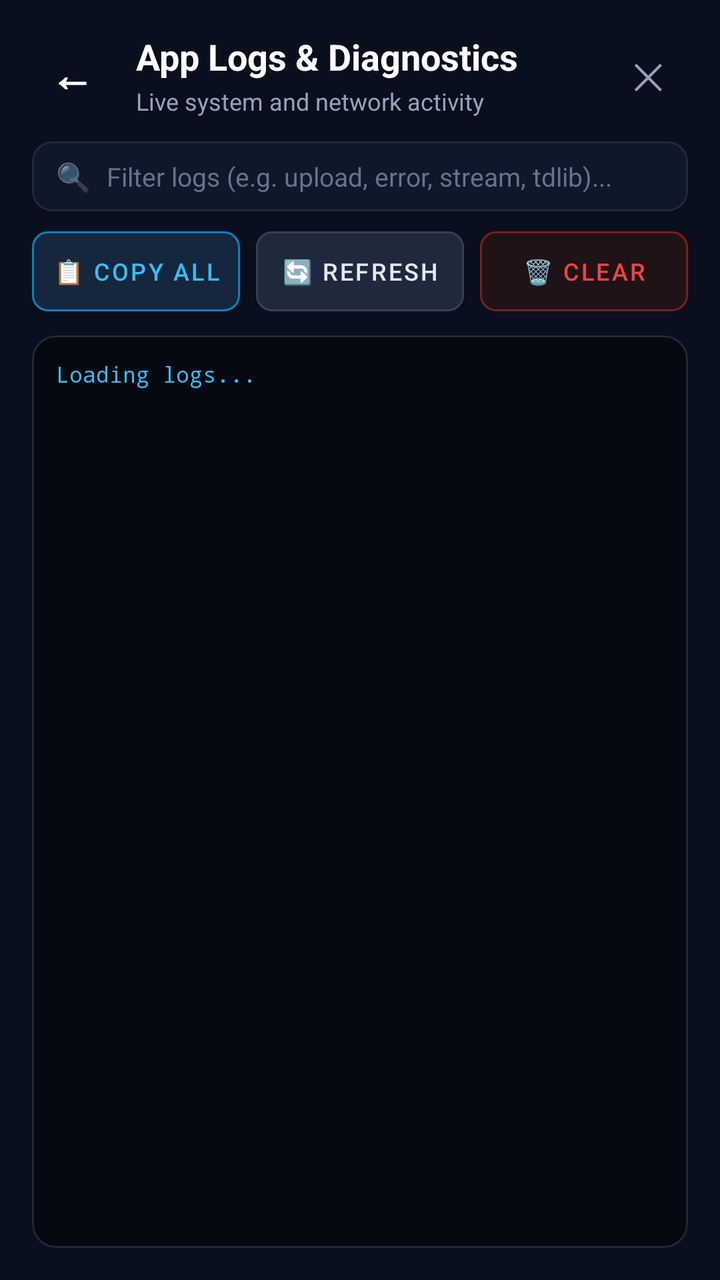
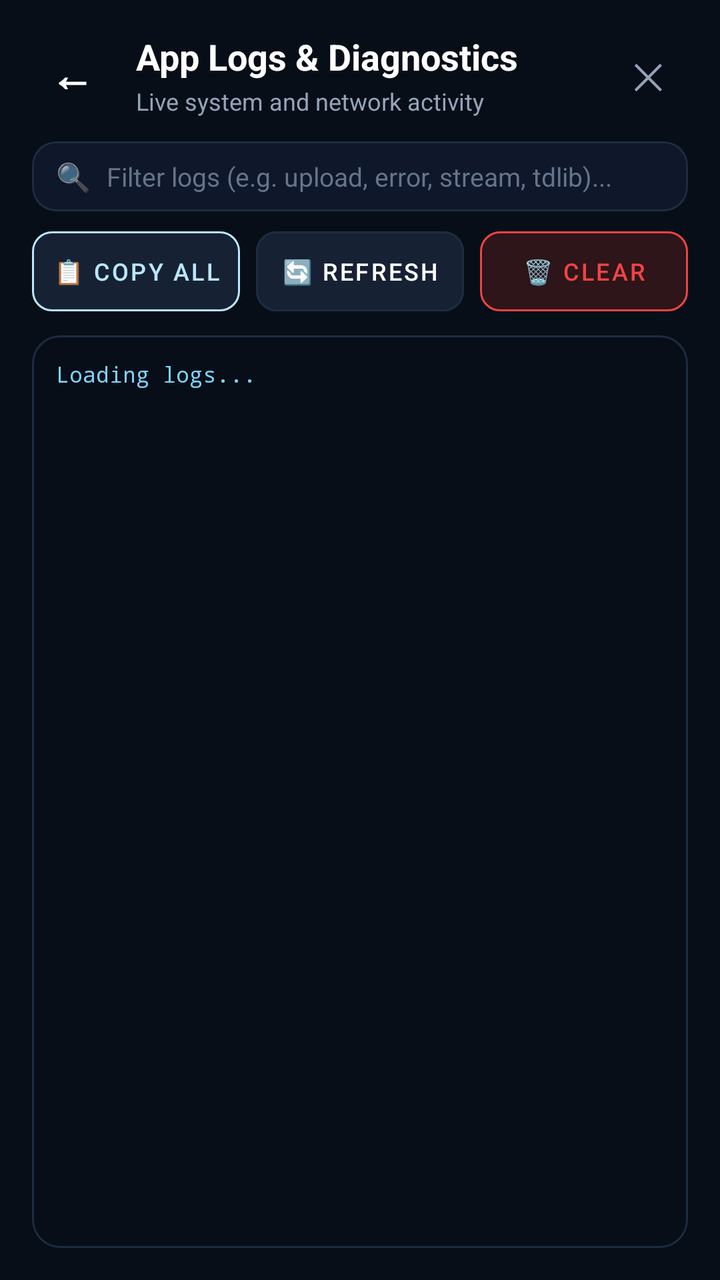

Screens rendered from an Android XML layout before and after an edit, with the pre-edit source and the edit as a unified diff.
<!-- AndroidManifest.xml: application theme Theme.CloudVault -->
<!-- res/layout/dialog_app_logs.xml -->
<?xml version="1.0" encoding="utf-8"?>
<LinearLayout xmlns:android="http://schemas.android.com/apk/res/android"
    xmlns:app="http://schemas.android.com/apk/res-auto"
    android:layout_width="match_parent"
    android:layout_height="match_parent"
    android:background="#0A0F1D"
    android:orientation="vertical">

    
    <LinearLayout
        android:layout_width="match_parent"
        android:layout_height="wrap_content"
        android:orientation="horizontal"
        android:gravity="center_vertical"
        android:paddingStart="16dp"
        android:paddingEnd="16dp"
        android:paddingTop="16dp"
        android:paddingBottom="12dp">

        <TextView
            android:id="@+id/btnLogsBack"
            android:layout_width="40dp"
            android:layout_height="40dp"
            android:gravity="center"
            android:text="←"
            android:textColor="#FFFFFF"
            android:textSize="22sp"
            android:textStyle="bold"
            android:background="?attr/selectableItemBackgroundBorderless" />

        <LinearLayout
            android:layout_width="0dp"
            android:layout_height="wrap_content"
            android:layout_weight="1"
            android:layout_marginStart="12dp"
            android:orientation="vertical">

            <TextView
                android:layout_width="wrap_content"
                android:layout_height="wrap_content"
                android:text="App Logs &amp; Diagnostics"
                android:textColor="#FFFFFF"
                android:textSize="18sp"
                android:textStyle="bold" />

            <TextView
                android:id="@+id/tvLogsCount"
                android:layout_width="wrap_content"
                android:layout_height="wrap_content"
                android:layout_marginTop="2dp"
                android:text="Live system and network activity"
                android:textColor="#94A3B8"
                android:textSize="12sp" />
        </LinearLayout>

        <TextView
            android:id="@+id/btnLogsClose"
            android:layout_width="40dp"
            android:layout_height="40dp"
            android:gravity="center"
            android:text="✕"
            android:textColor="#94A3B8"
            android:textSize="18sp"
            android:background="?attr/selectableItemBackgroundBorderless" />
    </LinearLayout>

    
    <LinearLayout
        android:layout_width="match_parent"
        android:layout_height="match_parent"
        android:orientation="vertical"
        android:paddingStart="16dp"
        android:paddingEnd="16dp"
        android:paddingBottom="16dp">

        
        <com.google.android.material.card.MaterialCardView
            android:layout_width="match_parent"
            android:layout_height="wrap_content"
            app:cardCornerRadius="10dp"
            app:cardElevation="0dp"
            app:cardBackgroundColor="#0F172A"
            app:strokeColor="#1E293B"
            app:strokeWidth="1dp">

            <LinearLayout
                android:layout_width="match_parent"
                android:layout_height="wrap_content"
                android:orientation="horizontal"
                android:gravity="center_vertical"
                android:paddingStart="12dp"
                android:paddingEnd="12dp"
                android:paddingTop="8dp"
                android:paddingBottom="8dp">

                <TextView
                    android:layout_width="wrap_content"
                    android:layout_height="wrap_content"
                    android:text="🔍"
                    android:textSize="14sp" />

                <EditText
                    android:id="@+id/etLogSearch"
                    android:layout_width="0dp"
                    android:layout_height="wrap_content"
                    android:layout_weight="1"
                    android:layout_marginStart="8dp"
                    android:background="@null"
                    android:hint="Filter logs (e.g. upload, error, stream, tdlib)..."
                    android:textColor="#FFFFFF"
                    android:textColorHint="#64748B"
                    android:textSize="13sp"
                    android:inputType="text"
                    android:maxLines="1" />

                <TextView
                    android:id="@+id/btnClearFilter"
                    android:layout_width="28dp"
                    android:layout_height="28dp"
                    android:gravity="center"
                    android:text="✕"
                    android:textColor="#64748B"
                    android:textSize="13sp"
                    android:visibility="gone" />
            </LinearLayout>
        </com.google.android.material.card.MaterialCardView>

        
        <LinearLayout
            android:layout_width="match_parent"
            android:layout_height="wrap_content"
            android:layout_marginTop="10dp"
            android:orientation="horizontal"
            android:gravity="center_vertical">

            <com.google.android.material.button.MaterialButton
                android:id="@+id/btnCopyLogs"
                android:layout_width="0dp"
                android:layout_height="40dp"
                android:layout_weight="1"
                android:layout_marginEnd="4dp"
                android:text="📋 Copy All"
                android:textColor="#38BDF8"
                android:textSize="12sp"
                app:backgroundTint="#16263D"
                app:strokeColor="#0284C7"
                app:strokeWidth="1dp"
                app:cornerRadius="8dp"
                android:padding="0dp"
                android:insetTop="0dp"
                android:insetBottom="0dp" />

            <com.google.android.material.button.MaterialButton
                android:id="@+id/btnRefreshLogs"
                android:layout_width="0dp"
                android:layout_height="40dp"
                android:layout_weight="1"
                android:layout_marginStart="4dp"
                android:layout_marginEnd="4dp"
                android:text="🔄 Refresh"
                android:textColor="#E2E8F0"
                android:textSize="12sp"
                app:backgroundTint="#1E293B"
                app:strokeColor="#334155"
                app:strokeWidth="1dp"
                app:cornerRadius="8dp"
                android:padding="0dp"
                android:insetTop="0dp"
                android:insetBottom="0dp" />

            <com.google.android.material.button.MaterialButton
                android:id="@+id/btnClearLogs"
                android:layout_width="0dp"
                android:layout_height="40dp"
                android:layout_weight="1"
                android:layout_marginStart="4dp"
                android:text="🗑️ Clear"
                android:textColor="#EF4444"
                android:textSize="12sp"
                app:backgroundTint="#1F1318"
                app:strokeColor="#7F1D1D"
                app:strokeWidth="1dp"
                app:cornerRadius="8dp"
                android:padding="0dp"
                android:insetTop="0dp"
                android:insetBottom="0dp" />
        </LinearLayout>

        
        <com.google.android.material.card.MaterialCardView
            android:layout_width="match_parent"
            android:layout_height="0dp"
            android:layout_weight="1"
            android:layout_marginTop="12dp"
            app:cardCornerRadius="12dp"
            app:cardElevation="0dp"
            app:cardBackgroundColor="#050811"
            app:strokeColor="#1E293B"
            app:strokeWidth="1dp">

            <FrameLayout
                android:layout_width="match_parent"
                android:layout_height="match_parent"
                android:padding="12dp">

                <ScrollView
                    android:id="@+id/scrollLogs"
                    android:layout_width="match_parent"
                    android:layout_height="match_parent"
                    android:scrollbars="vertical"
                    android:fadeScrollbars="false">

                    <TextView
                        android:id="@+id/tvLogsContent"
                        android:layout_width="match_parent"
                        android:layout_height="wrap_content"
                        android:fontFamily="monospace"
                        android:text="Loading logs..."
                        android:textColor="#38BDF8"
                        android:textSize="11sp"
                        android:lineSpacingExtra="3dp" />
                </ScrollView>

                <TextView
                    android:id="@+id/tvEmptyLogs"
                    android:layout_width="wrap_content"
                    android:layout_height="wrap_content"
                    android:layout_gravity="center"
                    android:gravity="center"
                    android:text="No diagnostic logs recorded yet."
                    android:textColor="#64748B"
                    android:textSize="14sp"
                    android:visibility="gone" />
            </FrameLayout>
        </com.google.android.material.card.MaterialCardView>

    </LinearLayout>

</LinearLayout>
<!-- resources referenced by this layout -->
<resources>
  <style name="Theme.CloudVault" parent="Theme.MaterialComponents.DayNight.NoActionBar">
          <item name="colorPrimary">@color/accent_blue</item>
          <item name="colorSecondary">@color/accent_cyan</item>
          <item name="android:statusBarColor">@color/bg_dark</item>
          <item name="android:windowBackground">@color/bg_dark</item>
      </style>
  <color name="accent_blue">#1976D2</color>
  <color name="accent_cyan">#00B4D8</color>
  <color name="bg_dark">#080E18</color>
</resources>

<!-- the commit's change to res/layout/dialog_app_logs.xml (unified diff, before → after) -->
@@ -3,7 +3,7 @@
     xmlns:app="http://schemas.android.com/apk/res-auto"
     android:layout_width="match_parent"
     android:layout_height="match_parent"
-    android:background="#0A0F1D"
+    android:background="@color/bg_dark"
     android:orientation="vertical">
 
     
@@ -23,7 +23,7 @@
             android:layout_height="40dp"
             android:gravity="center"
             android:text="←"
-            android:textColor="#FFFFFF"
+            android:textColor="@color/text_primary"
             android:textSize="22sp"
             android:textStyle="bold"
             android:background="?attr/selectableItemBackgroundBorderless" />
@@ -39,7 +39,7 @@
                 android:layout_width="wrap_content"
                 android:layout_height="wrap_content"
                 android:text="App Logs &amp; Diagnostics"
-                android:textColor="#FFFFFF"
+                android:textColor="@color/text_primary"
                 android:textSize="18sp"
                 android:textStyle="bold" />
 
@@ -49,7 +49,7 @@
                 android:layout_height="wrap_content"
                 android:layout_marginTop="2dp"
                 android:text="Live system and network activity"
-                android:textColor="#94A3B8"
+                android:textColor="@color/text_secondary"
                 android:textSize="12sp" />
         </LinearLayout>
 
@@ -59,7 +59,7 @@
             android:layout_height="40dp"
             android:gravity="center"
             android:text="✕"
-            android:textColor="#94A3B8"
+            android:textColor="@color/text_secondary"
             android:textSize="18sp"
             android:background="?attr/selectableItemBackgroundBorderless" />
     </LinearLayout>
@@ -77,10 +77,10 @@
         <com.google.android.material.card.MaterialCardView
             android:layout_width="match_parent"
             android:layout_height="wrap_content"
-            app:cardCornerRadius="10dp"
+            app:cardCornerRadius="12dp"
             app:cardElevation="0dp"
-            app:cardBackgroundColor="#0F172A"
-            app:strokeColor="#1E293B"
+            app:cardBackgroundColor="@color/card_bg"
+            app:strokeColor="@color/card_border"
             app:strokeWidth="1dp">
 
             <LinearLayout
@@ -107,8 +107,8 @@
                     android:layout_marginStart="8dp"
                     android:background="@null"
                     android:hint="Filter logs (e.g. upload, error, stream, tdlib)..."
-                    android:textColor="#FFFFFF"
-                    android:textColorHint="#64748B"
+                    android:textColor="@color/text_primary"
+                    android:textColorHint="@color/text_muted"
                     android:textSize="13sp"
                     android:inputType="text"
                     android:maxLines="1" />
@@ -119,7 +119,7 @@
                     android:layout_height="28dp"
                     android:gravity="center"
                     android:text="✕"
-                    android:textColor="#64748B"
+                    android:textColor="@color/text_muted"
                     android:textSize="13sp"
                     android:visibility="gone" />
             </LinearLayout>
@@ -140,12 +140,12 @@
                 android:layout_weight="1"
                 android:layout_marginEnd="4dp"
                 android:text="📋 Copy All"
-                android:textColor="#38BDF8"
+                android:textColor="@color/accent_blue_light"
                 android:textSize="12sp"
-                app:backgroundTint="#16263D"
-                app:strokeColor="#0284C7"
+                app:backgroundTint="@color/bg_surface_elevated"
+                app:strokeColor="@color/accent_blue_light"
                 app:strokeWidth="1dp"
-                app:cornerRadius="8dp"
+                app:cornerRadius="10dp"
                 android:padding="0dp"
                 android:insetTop="0dp"
                 android:insetBottom="0dp" />
@@ -158,12 +158,12 @@
                 android:layout_marginStart="4dp"
                 android:layout_marginEnd="4dp"
                 android:text="🔄 Refresh"
-                android:textColor="#E2E8F0"
+                android:textColor="@color/text_primary"
                 android:textSize="12sp"
-                app:backgroundTint="#1E293B"
-                app:strokeColor="#334155"
+                app:backgroundTint="@color/bg_surface_elevated"
+                app:strokeColor="@color/card_border"
                 app:strokeWidth="1dp"
-                app:cornerRadius="8dp"
+                app:cornerRadius="10dp"
                 android:padding="0dp"
                 android:insetTop="0dp"
                 android:insetBottom="0dp" />
@@ -175,12 +175,12 @@
                 android:layout_weight="1"
                 android:layout_marginStart="4dp"
                 android:text="🗑️ Clear"
-                android:textColor="#EF4444"
+                android:textColor="@color/status_error"
                 android:textSize="12sp"
-                app:backgroundTint="#1F1318"
-                app:strokeColor="#7F1D1D"
+                app:backgroundTint="@color/status_error_bg"
+                app:strokeColor="@color/status_error"
                 app:strokeWidth="1dp"
-                app:cornerRadius="8dp"
+                app:cornerRadius="10dp"
                 android:padding="0dp"
                 android:insetTop="0dp"
                 android:insetBottom="0dp" />
@@ -192,10 +192,10 @@
             android:layout_height="0dp"
             android:layout_weight="1"
             android:layout_marginTop="12dp"
-            app:cardCornerRadius="12dp"
+            app:cardCornerRadius="14dp"
             app:cardElevation="0dp"
-            app:cardBackgroundColor="#050811"
-            app:strokeColor="#1E293B"
+            app:cardBackgroundColor="@color/bg_dark"
+            app:strokeColor="@color/card_border"
             app:strokeWidth="1dp">
 
             <FrameLayout
@@ -216,7 +216,7 @@
                         android:layout_height="wrap_content"
                         android:fontFamily="monospace"
                         android:text="Loading logs..."
-                        android:textColor="#38BDF8"
+                        android:textColor="@color/accent_cyan_bright"
                         android:textSize="11sp"
                         android:lineSpacingExtra="3dp" />
                 </ScrollView>
@@ -228,7 +228,7 @@
                     android:layout_gravity="center"
                     android:gravity="center"
                     android:text="No diagnostic logs recorded yet."
-                    android:textColor="#64748B"
+                    android:textColor="@color/text_muted"
                     android:textSize="14sp"
                     android:visibility="gone" />
             </FrameLayout>
<!-- resource entries referenced after the edit -->
@@ -1,13 +1,59 @@
 <!-- resources referenced by this layout -->
 <resources>
-  <style name="Theme.CloudVault" parent="Theme.MaterialComponents.DayNight.NoActionBar">
-          <item name="colorPrimary">@color/accent_blue</item>
+  <color name="accent_blue_light">#BAE6FD</color>
+  <color name="accent_cyan_bright">#7DD3FC</color>
+  <style name="Theme.CloudVault" parent="Theme.MaterialComponents.NoActionBar">
+          <item name="colorPrimary">@color/accent_cyan</item>
+          <item name="colorPrimaryVariant">@color/accent_blue</item>
+          <item name="colorOnPrimary">#FFFFFF</item>
+          <item name="colorSecondary">@color/accent_cyan_bright</item>
+          <item name="colorSecondaryVariant">@color/accent_cyan</item>
+          <item name="colorOnSecondary">#000000</item>
+          <item name="android:statusBarColor">@color/bg_dark</item>
+          <item name="android:navigationBarColor">@color/bg_dark</item>
+          <item name="android:windowBackground">@color/bg_dark</item>
+          <item name="android:windowLightStatusBar">false</item>
+          <item name="android:windowLightNavigationBar">false</item>
+          <item name="alertDialogTheme">@style/Theme.CloudVault.Dialog.Alert</item>
+          <item name="materialAlertDialogTheme">@style/Theme.CloudVault.Dialog.Alert</item>
+      </style>
+  <color name="accent_blue">#38BDF8</color>
+  <style name="Theme.CloudVault.Dialog.Alert" parent="ThemeOverlay.MaterialComponents.MaterialAlertDialog">
+          <item name="android:background">@color/card_bg</item>
+          <item name="backgroundTint">@color/card_bg</item>
+          <item name="shapeAppearance">@style/ShapeAppearance.CloudVault.Dialog</item>
+          <item name="colorPrimary">@color/accent_cyan_bright</item>
           <item name="colorSecondary">@color/accent_cyan</item>
-          <item name="android:statusBarColor">@color/bg_dark</item>
-          <item name="android:windowBackground">@color/bg_dark</item>
+          <item name="colorSurface">@color/card_bg</item>
+          <item name="colorOnSurface">@color/text_primary</item>
+          <item name="android:textColorPrimary">@color/text_primary</item>
+          <item name="android:textColorSecondary">@color/text_secondary</item>
+          <item name="buttonBarPositiveButtonStyle">@style/Widget.CloudVault.Dialog.Button.Positive</item>
+          <item name="buttonBarNegativeButtonStyle">@style/Widget.CloudVault.Dialog.Button.Negative</item>
+          <item name="buttonBarNeutralButtonStyle">@style/Widget.CloudVault.Dialog.Button.Neutral</item>
       </style>
-  <color name="accent_blue">#1976D2</color>
-  <color name="accent_cyan">#00B4D8</color>
+  <style name="ShapeAppearance.CloudVault.Dialog" parent="ShapeAppearance.MaterialComponents.LargeComponent">
+          <item name="cornerSize">16dp</item>
+      </style>
+  <style name="Widget.CloudVault.Dialog.Button.Positive" parent="Widget.MaterialComponents.Button.TextButton.Dialog">
+          <item name="android:textColor">@color/accent_cyan_bright</item>
+          <item name="android:textStyle">bold</item>
+      </style>
+  <style name="Widget.CloudVault.Dialog.Button.Negative" parent="Widget.MaterialComponents.Button.TextButton.Dialog">
+          <item name="android:textColor">@color/text_secondary</item>
+      </style>
+  <style name="Widget.CloudVault.Dialog.Button.Neutral" parent="Widget.MaterialComponents.Button.TextButton.Dialog">
+          <item name="android:textColor">@color/accent_blue_light</item>
+      </style>
+  <color name="accent_cyan">#38BDF8</color>
   <color name="bg_dark">#080E18</color>
+  <color name="bg_surface_elevated">#162234</color>
+  <color name="card_bg">#0F172A</color>
+  <color name="card_border">#1E2C3F</color>
+  <color name="status_error">#EF4444</color>
+  <color name="status_error_bg">#2D1519</color>
+  <color name="text_muted">#64748B</color>
+  <color name="text_primary">#FFFFFF</color>
+  <color name="text_secondary">#94A3B8</color>
 </resources>
 
